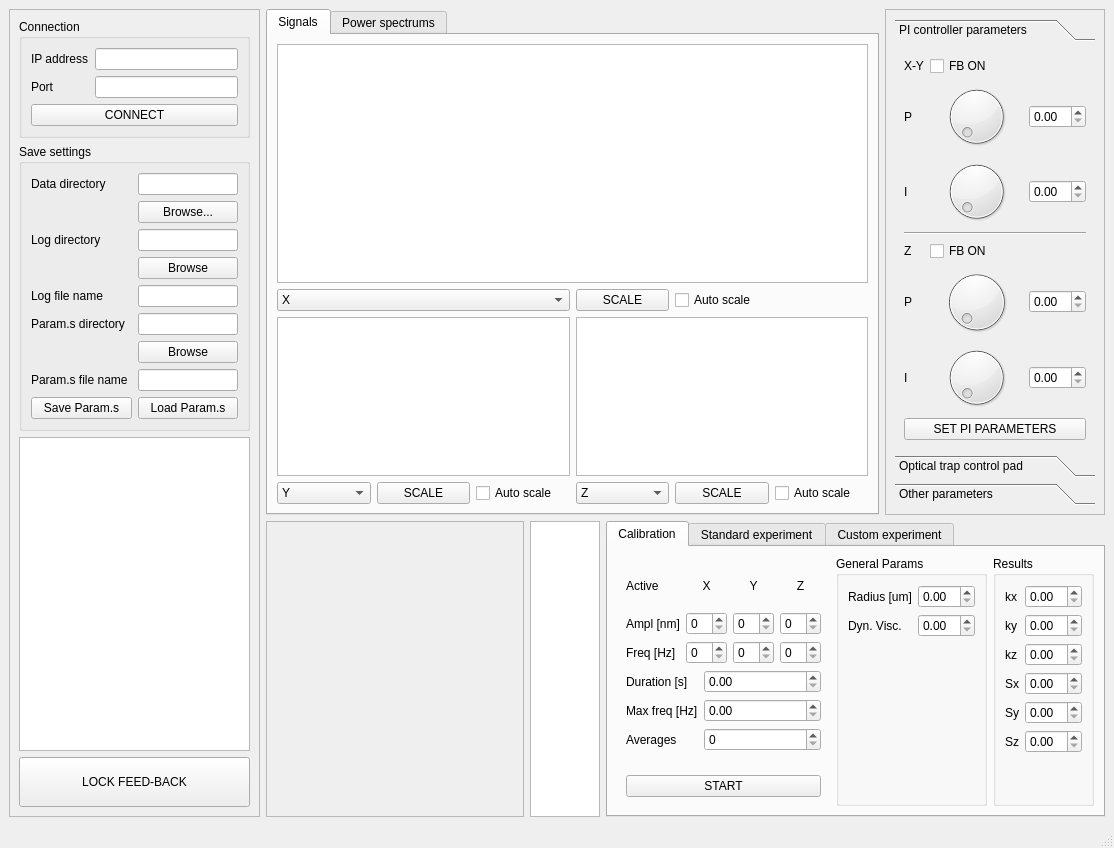
First picture: the form in dialogs/OTsUI_main.ui, repository dalerxli/OTsUI, before the edit.
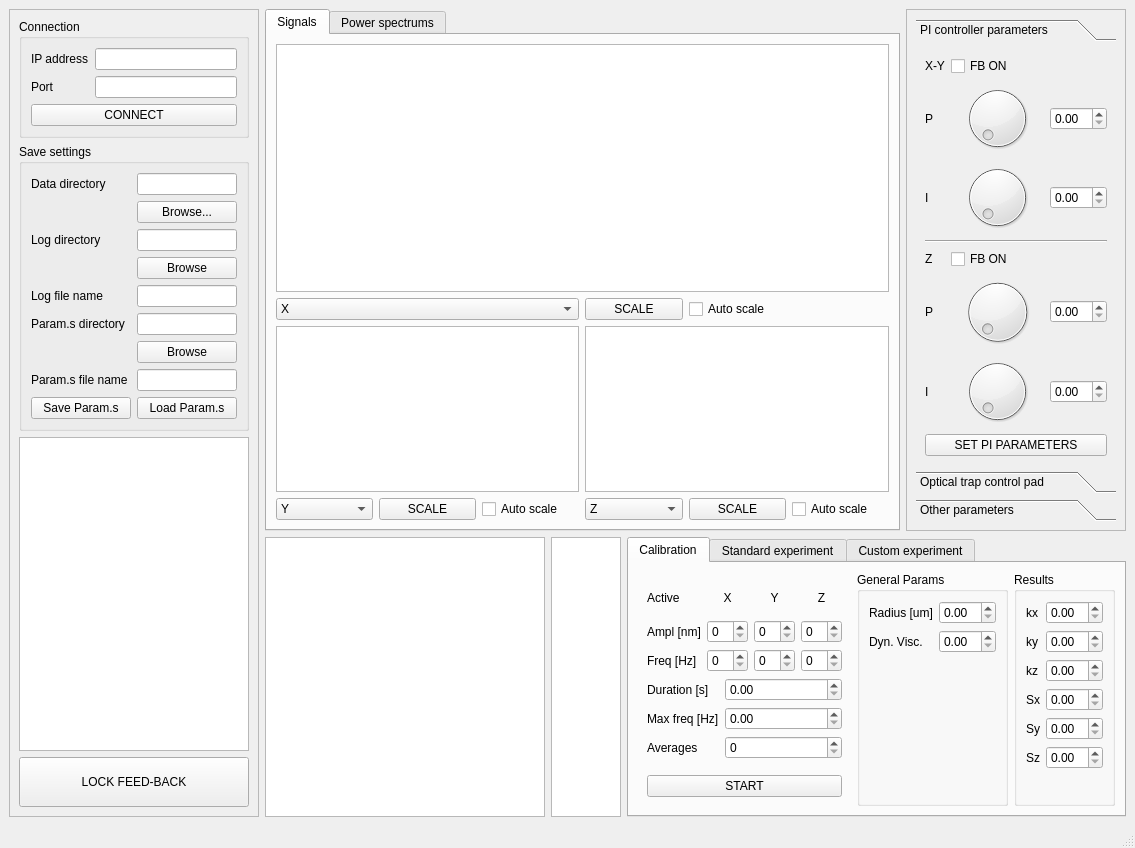
Second picture: the form after the edit. The open tabs and pages were chosen to show the change.

```diff
--- a/dialogs/OTsUI_main.ui
+++ b/dialogs/OTsUI_main.ui
@@ -19,8 +19,8 @@
   <property name="windowTitle">
    <string>MainWindow</string>
   </property>
-  <widget class="QWidget" name="mainGuiHor">
-   <layout class="QHBoxLayout" name="horizontalLayout">
+  <widget class="QWidget" name="mainGuiWid">
+   <layout class="QHBoxLayout" name="mainGuiHor">
     <item>
      <widget class="QFrame" name="conSavLogFrame">
       <property name="minimumSize">
@@ -544,8 +544,8 @@
                <rect>
                 <x>0</x>
                 <y>0</y>
-                <width>180</width>
-                <height>394</height>
+                <width>147</width>
+                <height>320</height>
                </rect>
               </property>
               <attribute name="label">
@@ -825,22 +825,28 @@
        </layout>
       </item>
       <item>
-       <layout class="QHBoxLayout" name="posNmodHor" stretch="8,1,15">
+       <layout class="QHBoxLayout" name="posNmodHor" stretch="0,1,15">
         <item>
          <widget class="QGraphicsView" name="trapPosXYPlot">
           <property name="enabled">
-           <bool>false</bool>
+           <bool>true</bool>
           </property>
           <property name="sizePolicy">
-           <sizepolicy hsizetype="Maximum" vsizetype="Maximum">
+           <sizepolicy hsizetype="Fixed" vsizetype="Fixed">
             <horstretch>0</horstretch>
             <verstretch>0</verstretch>
            </sizepolicy>
           </property>
+          <property name="minimumSize">
+           <size>
+            <width>280</width>
+            <height>280</height>
+           </size>
+          </property>
           <property name="maximumSize">
            <size>
-            <width>370</width>
-            <height>370</height>
+            <width>280</width>
+            <height>280</height>
            </size>
           </property>
           <property name="sizeIncrement">
@@ -853,10 +859,16 @@
         </item>
         <item>
          <widget class="QGraphicsView" name="trapPosZPlot">
+          <property name="minimumSize">
+           <size>
+            <width>0</width>
+            <height>280</height>
+           </size>
+          </property>
           <property name="maximumSize">
            <size>
             <width>71</width>
-            <height>370</height>
+            <height>280</height>
            </size>
           </property>
          </widget>
@@ -869,10 +881,16 @@
             <verstretch>0</verstretch>
            </sizepolicy>
           </property>
+          <property name="minimumSize">
+           <size>
+            <width>0</width>
+            <height>280</height>
+           </size>
+          </property>
           <property name="maximumSize">
            <size>
             <width>16777215</width>
-            <height>370</height>
+            <height>280</height>
            </size>
           </property>
           <property name="currentIndex">
@@ -1042,6 +1060,9 @@
                 </item>
                 <item>
                  <layout class="QFormLayout" name="activeConfForm">
+                  <property name="fieldGrowthPolicy">
+                   <enum>QFormLayout::AllNonFixedFieldsGrow</enum>
+                  </property>
                   <item row="0" column="0">
                    <widget class="QLabel" name="activeCalDurLab">
                     <property name="text">
```
Left out of the diff: 66 changed lines with no effect on the pictures.
